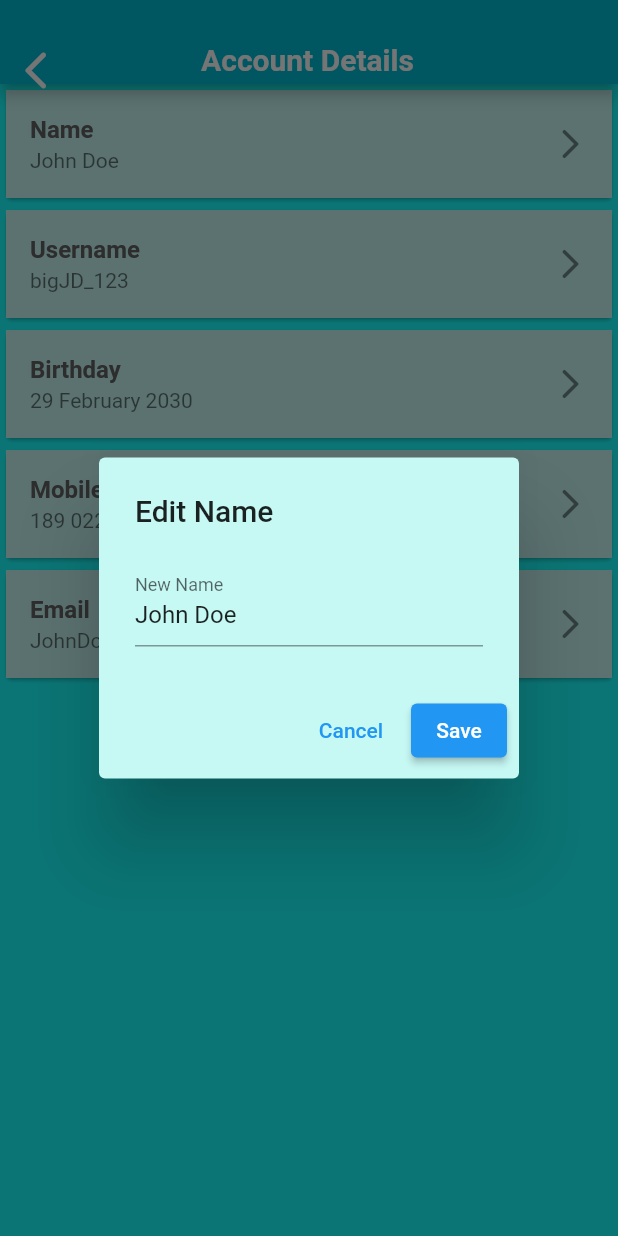
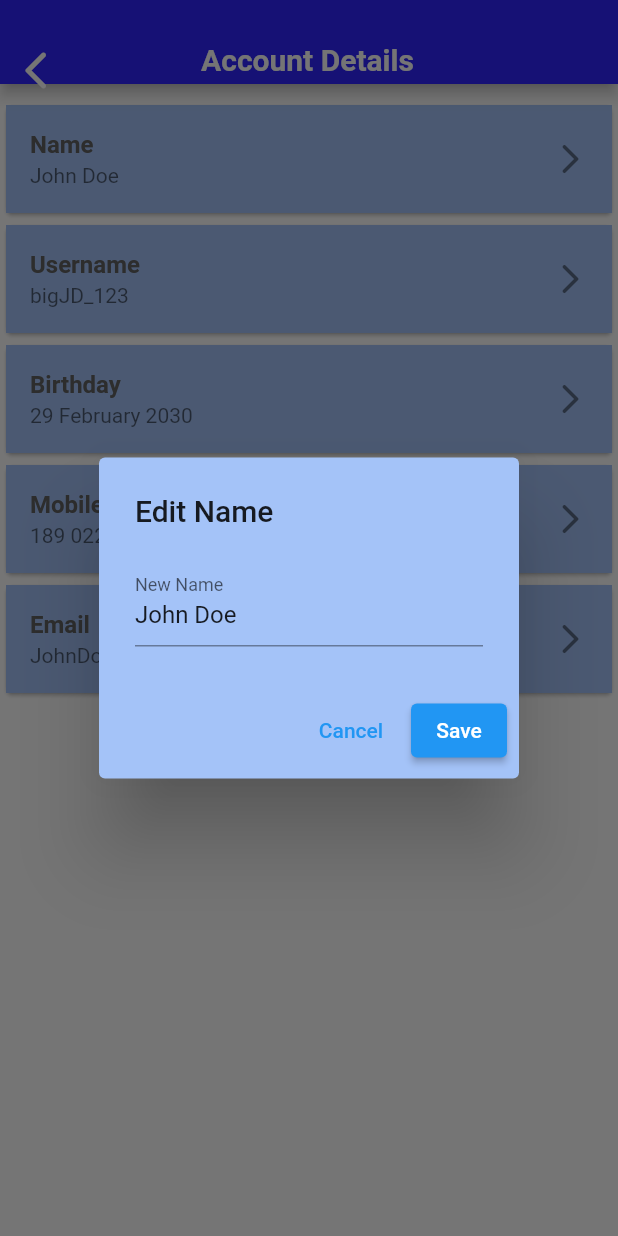
Before and after one commit to ofirmirkin/Athlete-Alert, a Flutter app: the AccDetailsHome screen opened directly, after a tap on "Name", on a phone screen of 412 x 824 dp. Run offline on Flutter 3.47's test engine with Material 2 defaults, Android fonts, the phone set to English and light mode, and no system bars; our stand-ins replace cloud_firestore, firebase_auth, firebase_core, firebase_database, geolocator, google_fonts and 1 more; missing offline and left inert: twilio_flutter; accounts and stored records are empty; network calls fail.

Commit message:
Update accdetails.dart

```diff
--- a/lib/accdetails.dart
+++ b/lib/accdetails.dart
@@ -4,8 +4,6 @@ import 'map.dart';
 
 // Everything is hard coded at the moment
 // Need to pull user details from db
-//
-
 
 class AccDetailsHome extends StatelessWidget {
   const AccDetailsHome({super.key});
@@ -13,10 +11,10 @@ class AccDetailsHome extends StatelessWidget {
   @override
   Widget build(BuildContext context) {
     return Scaffold(
-      backgroundColor: Colors.cyanAccent,
+      backgroundColor: Colors.white,
       appBar: AppBar(
         automaticallyImplyLeading: false,
-        backgroundColor: Colors.cyan,
+        backgroundColor: Color.fromRGBO(47, 36, 255, 1),
         flexibleSpace: const MenuAppBar(),
       ),
       body: const AccountDetailList(),
@@ -36,7 +34,7 @@ class CustomAppBar extends StatelessWidget {
         ),
         Expanded(
           child: Container(
-            color: Colors.cyan,
+            color: Color.fromRGBO(47, 36, 255, 1),
             child: Row(
               children: [
                 const SizedBox(
@@ -57,12 +55,12 @@ class CustomAppBar extends StatelessWidget {
                         backgroundImage: NetworkImage(
                             //placeholder profile picture
                             'https://marketplace.canva.com/EAFEits4-uw/1/0/1600w/canva-boy-cartoon-gamer-animated-twitch-profile-photo-oEqs2yqaL8s.jpg'),
-                        backgroundColor: Colors.cyanAccent,
+                        backgroundColor: Colors.white,
                       )),
                 ),
                 const Spacer(),
                 const Text(
-                  "Never Surf Alone",
+                  "Athlete Alert",
                   style: TextStyle(color: Colors.white, fontWeight: FontWeight.bold, fontSize: 20),
                 ),
                 const Spacer(),
@@ -96,7 +94,7 @@ class MenuAppBar extends StatelessWidget {
         ),
         Expanded(
           child: Container(
-            color: Colors.cyan,
+            color:  Color.fromRGBO(47, 36, 255, 1),
             child: Row(
               children: [
                 IconButton(
@@ -137,11 +135,15 @@ class _AccountDetailListState extends State<AccountDetailList> {
   List<String> fieldNames = ['Name', 'Username', 'Birthday', 'Mobile Number', 'Email'];
   List<String> userData = ['John Doe', 'bigJD_123', '29 February 2030', '189 022 2222', 'JohnDoe@hotmail.ie'];
 
+
+//IconData(0xee35, fontFamily: 'MaterialIcons')
   @override
   Widget build(BuildContext context) {
     return ListView.builder(
+      padding: const EdgeInsets.only(top: 10),
       itemCount: userData.length,
-      itemBuilder: (BuildContext context, int index) {
+      itemBuilder: (BuildContext context, int index)
+      {
         return Card(
             child: ListTile(
               title: Text(
@@ -151,14 +153,19 @@ class _AccountDetailListState extends State<AccountDetailList> {
                   fontWeight: FontWeight.bold,
                 ),
                 ),
+          //       shape: RoundedRectangleBorder(
+          //   borderRadius: BorderRadius.circular(80),
+          // ),
               subtitle: Text(userData[index]),
               onTap: () {
                 _editUserName(context, index);
               },
               trailing: const Icon(Icons.arrow_forward_ios_rounded),
-              tileColor: const Color.fromARGB(255, 198, 248, 244),
+              tileColor: const Color.fromARGB(255, 164, 195, 248),
+
             )
-          );
+
+        );
       },
     );
   }
@@ -171,7 +178,7 @@ class _AccountDetailListState extends State<AccountDetailList> {
             TextEditingController(text: userData[index]);
         return AlertDialog(
           title: Text('Edit ${fieldNames[index]}'),
-          backgroundColor: const Color.fromARGB(255, 198, 248, 244),
+          backgroundColor: const Color.fromARGB(255, 164, 195, 248),
           content: TextField(
             controller: controller,
             decoration: InputDecoration(
```
